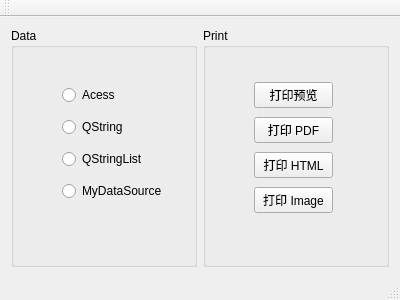
Qt form mainwindow.ui (bbxytl/NCReport_QT_Demo) before a commit.
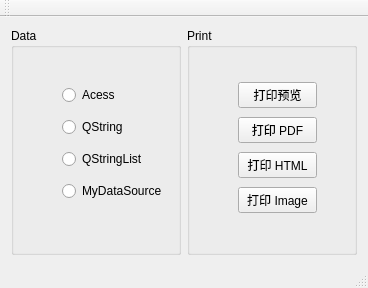
The same form after that commit.

```diff
--- a/mainwindow.ui
+++ b/mainwindow.ui
@@ -6,8 +6,8 @@
    <rect>
     <x>0</x>
     <y>0</y>
-    <width>400</width>
-    <height>300</height>
+    <width>368</width>
+    <height>288</height>
    </rect>
   </property>
   <property name="windowTitle">
```
Left out of the diff: 4 changed lines with no effect on the pictures.
